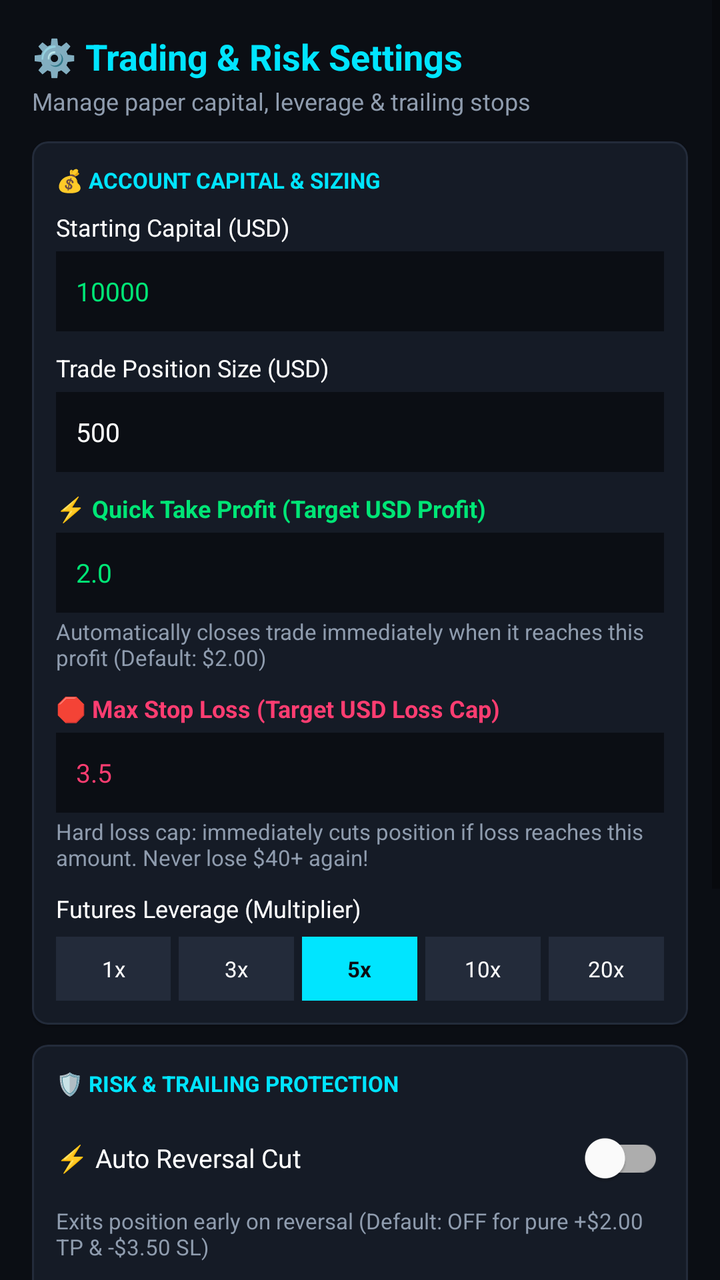
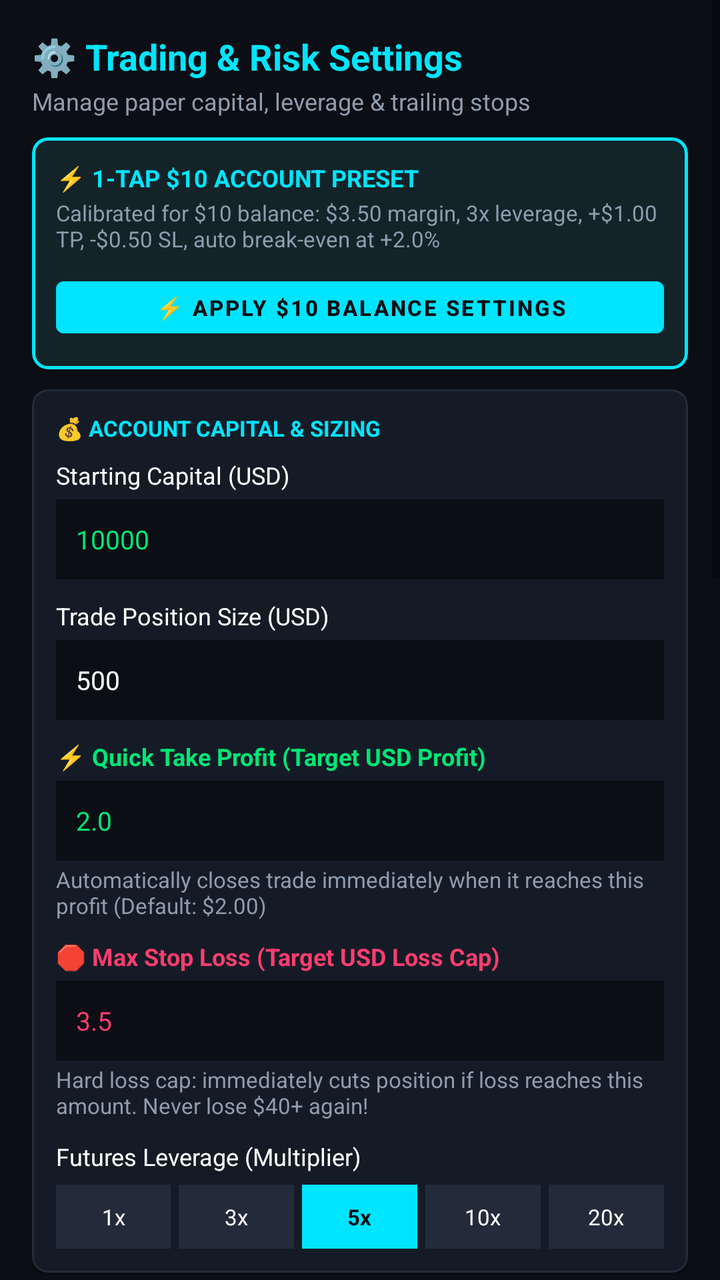

Screens rendered from an Android XML layout before and after an edit, with the pre-edit source and the edit as a unified diff.
<!-- AndroidManifest.xml: application theme Theme.CryptoSentinel -->
<!-- res/layout/dialog_settings.xml -->
<?xml version="1.0" encoding="utf-8"?>
<ScrollView xmlns:android="http://schemas.android.com/apk/res/android"
    xmlns:app="http://schemas.android.com/apk/res-auto"
    android:layout_width="match_parent"
    android:layout_height="wrap_content"
    android:background="@color/bg_dark">

    <LinearLayout
        android:layout_width="match_parent"
        android:layout_height="wrap_content"
        android:orientation="vertical"
        android:padding="16dp">

        
        <TextView
            android:layout_width="wrap_content"
            android:layout_height="wrap_content"
            android:text="⚙️ Trading &amp; Risk Settings"
            android:textColor="@color/primary_cyan"
            android:textSize="18sp"
            android:textStyle="bold" />

        <TextView
            android:layout_width="wrap_content"
            android:layout_height="wrap_content"
            android:layout_marginTop="2dp"
            android:text="Manage paper capital, leverage &amp; trailing stops"
            android:textColor="@color/text_dim"
            android:textSize="12sp" />

        
        <com.google.android.material.card.MaterialCardView
            android:layout_width="match_parent"
            android:layout_height="wrap_content"
            android:layout_marginTop="12dp"
            app:cardBackgroundColor="@color/card_bg"
            app:cardCornerRadius="8dp"
            app:strokeColor="@color/card_border"
            app:strokeWidth="1dp">

            <LinearLayout
                android:layout_width="match_parent"
                android:layout_height="wrap_content"
                android:orientation="vertical"
                android:padding="12dp">

                <TextView
                    android:layout_width="wrap_content"
                    android:layout_height="wrap_content"
                    android:text="💰 ACCOUNT CAPITAL &amp; SIZING"
                    android:textColor="@color/primary_cyan"
                    android:textSize="11sp"
                    android:textStyle="bold" />

                
                <TextView
                    android:layout_width="wrap_content"
                    android:layout_height="wrap_content"
                    android:layout_marginTop="8dp"
                    android:text="Starting Capital (USD)"
                    android:textColor="@color/text_white"
                    android:textSize="12sp" />

                <EditText
                    android:id="@+id/etStartingBalance"
                    android:layout_width="match_parent"
                    android:layout_height="40dp"
                    android:layout_marginTop="4dp"
                    android:background="@color/bg_dark"
                    android:inputType="numberDecimal"
                    android:paddingHorizontal="10dp"
                    android:text="10000"
                    android:textColor="@color/neon_green"
                    android:textSize="13sp" />

                
                <TextView
                    android:layout_width="wrap_content"
                    android:layout_height="wrap_content"
                    android:layout_marginTop="10dp"
                    android:text="Trade Position Size (USD)"
                    android:textColor="@color/text_white"
                    android:textSize="12sp" />

                <EditText
                    android:id="@+id/etPositionSize"
                    android:layout_width="match_parent"
                    android:layout_height="40dp"
                    android:layout_marginTop="4dp"
                    android:background="@color/bg_dark"
                    android:inputType="numberDecimal"
                    android:paddingHorizontal="10dp"
                    android:text="500"
                    android:textColor="@color/text_white"
                    android:textSize="13sp" />

                
                <TextView
                    android:layout_width="wrap_content"
                    android:layout_height="wrap_content"
                    android:layout_marginTop="10dp"
                    android:text="⚡ Quick Take Profit (Target USD Profit)"
                    android:textColor="@color/neon_green"
                    android:textSize="12sp"
                    android:textStyle="bold" />

                <EditText
                    android:id="@+id/etTargetProfit"
                    android:layout_width="match_parent"
                    android:layout_height="40dp"
                    android:layout_marginTop="4dp"
                    android:background="@color/bg_dark"
                    android:inputType="numberDecimal"
                    android:paddingHorizontal="10dp"
                    android:text="2.0"
                    android:textColor="@color/neon_green"
                    android:textSize="13sp" />

                <TextView
                    android:layout_width="wrap_content"
                    android:layout_height="wrap_content"
                    android:layout_marginTop="2dp"
                    android:text="Automatically closes trade immediately when it reaches this profit (Default: $2.00)"
                    android:textColor="@color/text_dim"
                    android:textSize="11sp" />

                
                <TextView
                    android:layout_width="wrap_content"
                    android:layout_height="wrap_content"
                    android:layout_marginTop="10dp"
                    android:text="🛑 Max Stop Loss (Target USD Loss Cap)"
                    android:textColor="@color/neon_red"
                    android:textSize="12sp"
                    android:textStyle="bold" />

                <EditText
                    android:id="@+id/etMaxLoss"
                    android:layout_width="match_parent"
                    android:layout_height="40dp"
                    android:layout_marginTop="4dp"
                    android:background="@color/bg_dark"
                    android:inputType="numberDecimal"
                    android:paddingHorizontal="10dp"
                    android:text="3.5"
                    android:textColor="@color/neon_red"
                    android:textSize="13sp" />

                <TextView
                    android:layout_width="wrap_content"
                    android:layout_height="wrap_content"
                    android:layout_marginTop="2dp"
                    android:text="Hard loss cap: immediately cuts position if loss reaches this amount. Never lose $40+ again!"
                    android:textColor="@color/text_dim"
                    android:textSize="11sp" />

                
                <TextView
                    android:layout_width="wrap_content"
                    android:layout_height="wrap_content"
                    android:layout_marginTop="10dp"
                    android:text="Futures Leverage (Multiplier)"
                    android:textColor="@color/text_white"
                    android:textSize="12sp" />

                <LinearLayout
                    android:layout_width="match_parent"
                    android:layout_height="wrap_content"
                    android:layout_marginTop="6dp"
                    android:orientation="horizontal">

                    <TextView
                        android:id="@+id/btnLev1"
                        android:layout_width="0dp"
                        android:layout_height="32dp"
                        android:layout_marginEnd="4dp"
                        android:layout_weight="1"
                        android:background="@color/card_border"
                        android:gravity="center"
                        android:text="1x"
                        android:textColor="@color/text_white"
                        android:textSize="11sp" />

                    <TextView
                        android:id="@+id/btnLev3"
                        android:layout_width="0dp"
                        android:layout_height="32dp"
                        android:layout_marginEnd="4dp"
                        android:layout_weight="1"
                        android:background="@color/card_border"
                        android:gravity="center"
                        android:text="3x"
                        android:textColor="@color/text_white"
                        android:textSize="11sp" />

                    <TextView
                        android:id="@+id/btnLev5"
                        android:layout_width="0dp"
                        android:layout_height="32dp"
                        android:layout_marginEnd="4dp"
                        android:layout_weight="1"
                        android:background="@color/primary_cyan"
                        android:gravity="center"
                        android:text="5x"
                        android:textColor="@color/bg_dark"
                        android:textStyle="bold"
                        android:textSize="11sp" />

                    <TextView
                        android:id="@+id/btnLev10"
                        android:layout_width="0dp"
                        android:layout_height="32dp"
                        android:layout_marginEnd="4dp"
                        android:layout_weight="1"
                        android:background="@color/card_border"
                        android:gravity="center"
                        android:text="10x"
                        android:textColor="@color/text_white"
                        android:textSize="11sp" />

                    <TextView
                        android:id="@+id/btnLev20"
                        android:layout_width="0dp"
                        android:layout_height="32dp"
                        android:layout_weight="1"
                        android:background="@color/card_border"
                        android:gravity="center"
                        android:text="20x"
                        android:textColor="@color/text_white"
                        android:textSize="11sp" />
                </LinearLayout>

            </LinearLayout>
        </com.google.android.material.card.MaterialCardView>

        
        <com.google.android.material.card.MaterialCardView
            android:layout_width="match_parent"
            android:layout_height="wrap_content"
            android:layout_marginTop="10dp"
            app:cardBackgroundColor="@color/card_bg"
            app:cardCornerRadius="8dp"
            app:strokeColor="@color/card_border"
            app:strokeWidth="1dp">

            <LinearLayout
                android:layout_width="match_parent"
                android:layout_height="wrap_content"
                android:orientation="vertical"
                android:padding="12dp">

                <TextView
                    android:layout_width="wrap_content"
                    android:layout_height="wrap_content"
                    android:text="🛡️ RISK &amp; TRAILING PROTECTION"
                    android:textColor="@color/primary_cyan"
                    android:textSize="11sp"
                    android:textStyle="bold" />

                
                <com.google.android.material.switchmaterial.SwitchMaterial
                    android:id="@+id/switchReverseMacdCut"
                    android:layout_width="match_parent"
                    android:layout_height="wrap_content"
                    android:layout_marginTop="6dp"
                    android:checked="false"
                    android:text="⚡ Auto Reversal Cut"
                    android:textColor="@color/text_white"
                    android:textSize="13sp" />

                <TextView
                    android:layout_width="wrap_content"
                    android:layout_height="wrap_content"
                    android:text="Exits position early on reversal (Default: OFF for pure +$2.00 TP &amp; -$3.50 SL)"
                    android:textColor="@color/text_dim"
                    android:textSize="11sp" />

                
                <com.google.android.material.switchmaterial.SwitchMaterial
                    android:id="@+id/switchBreakEven"
                    android:layout_width="match_parent"
                    android:layout_height="wrap_content"
                    android:layout_marginTop="8dp"
                    android:checked="true"
                    android:text="Auto Break-Even at +1.5%"
                    android:textColor="@color/text_white"
                    android:textSize="13sp" />

                <TextView
                    android:layout_width="wrap_content"
                    android:layout_height="wrap_content"
                    android:text="Locks Stop-Loss to entry when price reaches +1.5% profit"
                    android:textColor="@color/text_dim"
                    android:textSize="11sp" />

                
                <com.google.android.material.switchmaterial.SwitchMaterial
                    android:id="@+id/switchTrailing"
                    android:layout_width="match_parent"
                    android:layout_height="wrap_content"
                    android:layout_marginTop="8dp"
                    android:checked="true"
                    android:text="Dynamic Trailing Stop (1.2%)"
                    android:textColor="@color/text_white"
                    android:textSize="13sp" />

                <TextView
                    android:layout_width="wrap_content"
                    android:layout_height="wrap_content"
                    android:text="Trails 1.2% behind the peak once trade exceeds +2.0% profit"
                    android:textColor="@color/text_dim"
                    android:textSize="11sp" />

            </LinearLayout>
        </com.google.android.material.card.MaterialCardView>

        
        <com.google.android.material.button.MaterialButton
            android:id="@+id/btnResetPaper"
            style="@style/Widget.Material3.Button.OutlinedButton"
            android:layout_width="match_parent"
            android:layout_height="wrap_content"
            android:layout_marginTop="12dp"
            android:text="🔄 Reset Account Balance &amp; History"
            android:textColor="@color/neon_red"
            android:textSize="12sp"
            app:strokeColor="@color/neon_red" />

        
        <LinearLayout
            android:layout_width="match_parent"
            android:layout_height="wrap_content"
            android:layout_marginTop="14dp"
            android:orientation="horizontal">

            <com.google.android.material.button.MaterialButton
                android:id="@+id/btnSaveSettings"
                android:layout_width="0dp"
                android:layout_height="wrap_content"
                android:layout_marginEnd="8dp"
                android:layout_weight="1"
                android:backgroundTint="@color/primary_cyan"
                android:text="💾 Save Settings"
                android:textColor="@color/bg_dark"
                android:textStyle="bold"
                android:textSize="12sp" />

            <com.google.android.material.button.MaterialButton
                android:id="@+id/btnCancelSettings"
                style="@style/Widget.Material3.Button.OutlinedButton"
                android:layout_width="wrap_content"
                android:layout_height="wrap_content"
                android:text="Cancel"
                android:textColor="@color/text_dim"
                android:textSize="12sp" />
        </LinearLayout>

    </LinearLayout>
</ScrollView>
<!-- resources referenced by this layout -->
<resources>
  <color name="bg_dark">#0B0E14</color>
  <color name="card_bg">#151B26</color>
  <color name="card_border">#232B3A</color>
  <color name="neon_green">#00E676</color>
  <color name="neon_red">#FF3D71</color>
  <color name="primary_cyan">#00E5FF</color>
  <color name="text_dim">#8F9CAE</color>
  <color name="text_white">#FFFFFF</color>
  <style name="Theme.CryptoSentinel" parent="Theme.MaterialComponents.DayNight.NoActionBar">
          <item name="colorPrimary">@color/primary_cyan</item>
          <item name="colorPrimaryVariant">@color/primary_cyan</item>
          <item name="colorOnPrimary">@color/bg_dark</item>
          <item name="android:windowBackground">@color/bg_dark</item>
          <item name="android:statusBarColor">@color/bg_dark</item>
          <item name="android:navigationBarColor">@color/bg_dark</item>
      </style>
</resources>

<!-- the commit's change to res/layout/dialog_settings.xml (unified diff, before → after) -->
@@ -32,7 +32,52 @@
         <com.google.android.material.card.MaterialCardView
             android:layout_width="match_parent"
             android:layout_height="wrap_content"
-            android:layout_marginTop="12dp"
+            android:layout_marginTop="10dp"
+            app:cardBackgroundColor="#132328"
+            app:cardCornerRadius="8dp"
+            app:strokeColor="@color/primary_cyan"
+            app:strokeWidth="1.5dp">
+
+            <LinearLayout
+                android:layout_width="match_parent"
+                android:layout_height="wrap_content"
+                android:orientation="vertical"
+                android:padding="12dp">
+
+                <TextView
+                    android:layout_width="wrap_content"
+                    android:layout_height="wrap_content"
+                    android:text="⚡ 1-TAP $10 ACCOUNT PRESET"
+                    android:textColor="@color/primary_cyan"
+                    android:textSize="12sp"
+                    android:textStyle="bold" />
+
+                <TextView
+                    android:layout_width="wrap_content"
+                    android:layout_height="wrap_content"
+                    android:layout_marginTop="2dp"
+                    android:text="Calibrated for $10 balance: $3.50 margin, 3x leverage, +$1.00 TP, -$0.50 SL, auto break-even at +2.0%"
+                    android:textColor="@color/text_dim"
+                    android:textSize="11sp" />
+
+                <com.google.android.material.button.MaterialButton
+                    android:id="@+id/btnApplyTenDollarPreset"
+                    android:layout_width="match_parent"
+                    android:layout_height="38dp"
+                    android:layout_marginTop="8dp"
+                    android:backgroundTint="@color/primary_cyan"
+                    android:text="⚡ Apply $10 Balance Settings"
+                    android:textColor="@color/bg_dark"
+                    android:textSize="11sp"
+                    android:textStyle="bold" />
+            </LinearLayout>
+        </com.google.android.material.card.MaterialCardView>
+
+        
+        <com.google.android.material.card.MaterialCardView
+            android:layout_width="match_parent"
+            android:layout_height="wrap_content"
+            android:layout_marginTop="10dp"
             app:cardBackgroundColor="@color/card_bg"
             app:cardCornerRadius="8dp"
             app:strokeColor="@color/card_border"
@@ -315,6 +360,125 @@
         </com.google.android.material.card.MaterialCardView>
 
         
+        <com.google.android.material.card.MaterialCardView
+            android:layout_width="match_parent"
+            android:layout_height="wrap_content"
+            android:layout_marginTop="10dp"
+            app:cardBackgroundColor="@color/card_bg"
+            app:cardCornerRadius="8dp"
+            app:strokeColor="@color/card_border"
+            app:strokeWidth="1dp">
+
+            <LinearLayout
+                android:layout_width="match_parent"
+                android:layout_height="wrap_content"
+                android:orientation="vertical"
+                android:padding="12dp">
+
+                <TextView
+                    android:layout_width="wrap_content"
+                    android:layout_height="wrap_content"
+                    android:text="🔑 BYBIT V5 REAL TRADING API BINDING"
+                    android:textColor="@color/primary_cyan"
+                    android:textSize="11sp"
+                    android:textStyle="bold" />
+
+                
+                <com.google.android.material.switchmaterial.SwitchMaterial
+                    android:id="@+id/switchLiveTrading"
+                    android:layout_width="match_parent"
+                    android:layout_height="wrap_content"
+                    android:layout_marginTop="6dp"
+                    android:checked="false"
+                    android:text="🔴 Enable Live Bybit Trading (Real Money)"
+                    android:textColor="@color/neon_red"
+                    android:textSize="12sp"
+                    android:textStyle="bold" />
+
+                <TextView
+                    android:layout_width="wrap_content"
+                    android:layout_height="wrap_content"
+                    android:text="OFF = Safe Paper Simulation. ON = Executes real orders on Bybit."
+                    android:textColor="@color/text_dim"
+                    android:textSize="11sp" />
+
+                
+                <TextView
+                    android:layout_width="wrap_content"
+                    android:layout_height="wrap_content"
+                    android:layout_marginTop="10dp"
+                    android:text="Bybit API Key"
+                    android:textColor="@color/text_white"
+                    android:textSize="12sp" />
+
+                <EditText
+                    android:id="@+id/etBybitApiKey"
+                    android:layout_width="match_parent"
+                    android:layout_height="40dp"
+                    android:layout_marginTop="4dp"
+                    android:background="@color/bg_dark"
+                    android:hint="Enter Bybit V5 API Key"
+                    android:inputType="text"
+                    android:paddingHorizontal="10dp"
+                    android:textColor="@color/text_white"
+                    android:textColorHint="@color/text_dim"
+                    android:textSize="12sp" />
+
+                
+                <TextView
+                    android:layout_width="wrap_content"
+                    android:layout_height="wrap_content"
+                    android:layout_marginTop="10dp"
+                    android:text="Bybit API Secret"
+                    android:textColor="@color/text_white"
+                    android:textSize="12sp" />
+
+                <EditText
+                    android:id="@+id/etBybitApiSecret"
+                    android:layout_width="match_parent"
+                    android:layout_height="40dp"
+                    android:layout_marginTop="4dp"
+                    android:background="@color/bg_dark"
+                    android:hint="Enter Bybit V5 Secret Key"
+                    android:inputType="textPassword"
+                    android:paddingHorizontal="10dp"
+                    android:textColor="@color/text_white"
+                    android:textColorHint="@color/text_dim"
+                    android:textSize="12sp" />
+
+                
+                <com.google.android.material.button.MaterialButton
+                    android:id="@+id/btnTestBybitApi"
+                    style="@style/Widget.Material3.Button.OutlinedButton"
+                    android:layout_width="match_parent"
+                    android:layout_height="38dp"
+                    android:layout_marginTop="10dp"
+                    android:text="🔍 Test Connection &amp; Verify Key"
+                    android:textColor="@color/primary_cyan"
+                    android:textSize="11sp"
+                    app:strokeColor="@color/primary_cyan" />
+
+                
+                <TextView
+                    android:id="@+id/tvBybitStatus"
+                    android:layout_width="match_parent"
+                    android:layout_height="wrap_content"
+                    android:layout_marginTop="6dp"
+                    android:text="Status: Not tested yet"
+                    android:textColor="@color/text_dim"
+                    android:textSize="11sp" />
+
+                <TextView
+                    android:layout_width="wrap_content"
+                    android:layout_height="wrap_content"
+                    android:layout_marginTop="8dp"
+                    android:text="🛡️ Safety: Only enable Contract Trading. NEVER enable Withdrawal permission. Keys are stored locally on your device."
+                    android:textColor="#FFAA00"
+                    android:textSize="10sp" />
+            </LinearLayout>
+        </com.google.android.material.card.MaterialCardView>
+
+        
         <com.google.android.material.button.MaterialButton
             android:id="@+id/btnResetPaper"
             style="@style/Widget.Material3.Button.OutlinedButton"
